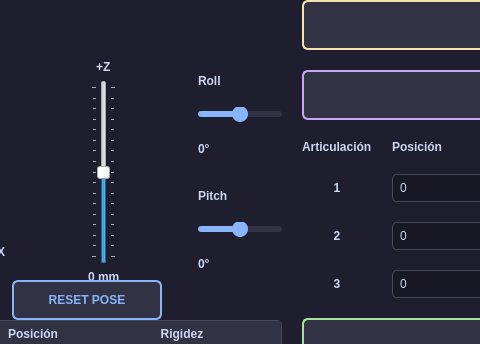
Old version of the form src/MainWindow.ui in the repository belencorvillo/TARANTULA; both pictures show x 138 to 618 and y 220 to 564 of the 1100 by 760 pixel window.
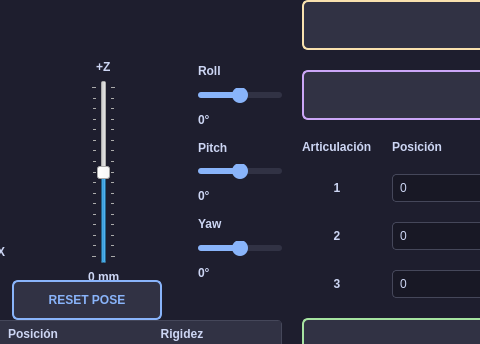
New version of the form. Custom widgets are drawn as their Qt base class.

```diff
--- a/src/MainWindow.ui
+++ b/src/MainWindow.ui
@@ -281,6 +281,36 @@
               </property>
              </widget>
             </item>
+            <item>
+             <widget class="QLabel" name="label">
+              <property name="text">
+               <string>Yaw</string>
+              </property>
+             </widget>
+            </item>
+            <item>
+             <widget class="QSlider" name="sliderBodyYaw">
+              <property name="minimum">
+               <number>-25</number>
+              </property>
+              <property name="maximum">
+               <number>25</number>
+              </property>
+              <property name="value">
+               <number>0</number>
+              </property>
+              <property name="orientation">
+               <enum>Qt::Orientation::Horizontal</enum>
+              </property>
+             </widget>
+            </item>
+            <item>
+             <widget class="QLabel" name="lblBodyYaw">
+              <property name="text">
+               <string>0°</string>
+              </property>
+             </widget>
+            </item>
            </layout>
           </item>
          </layout>
```
